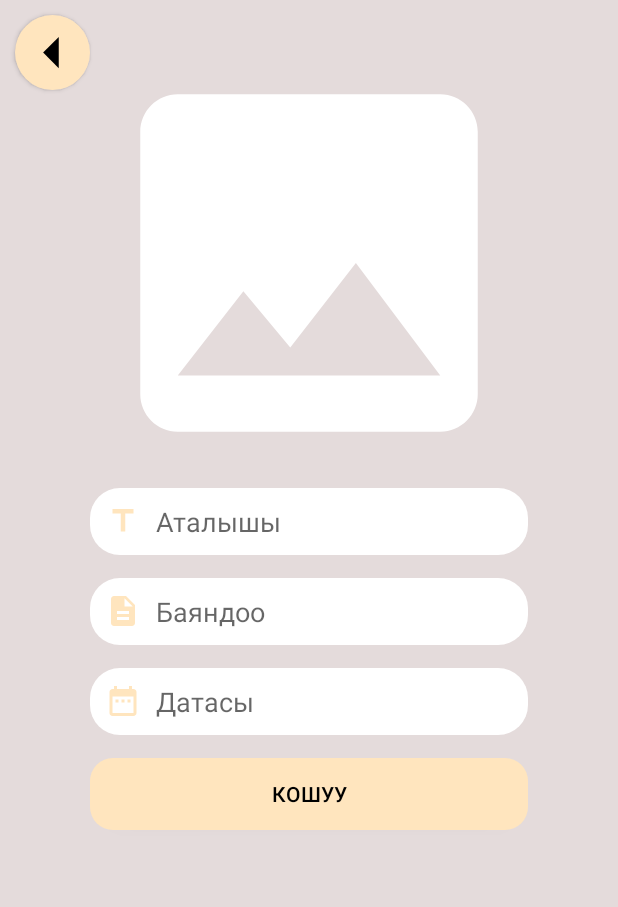
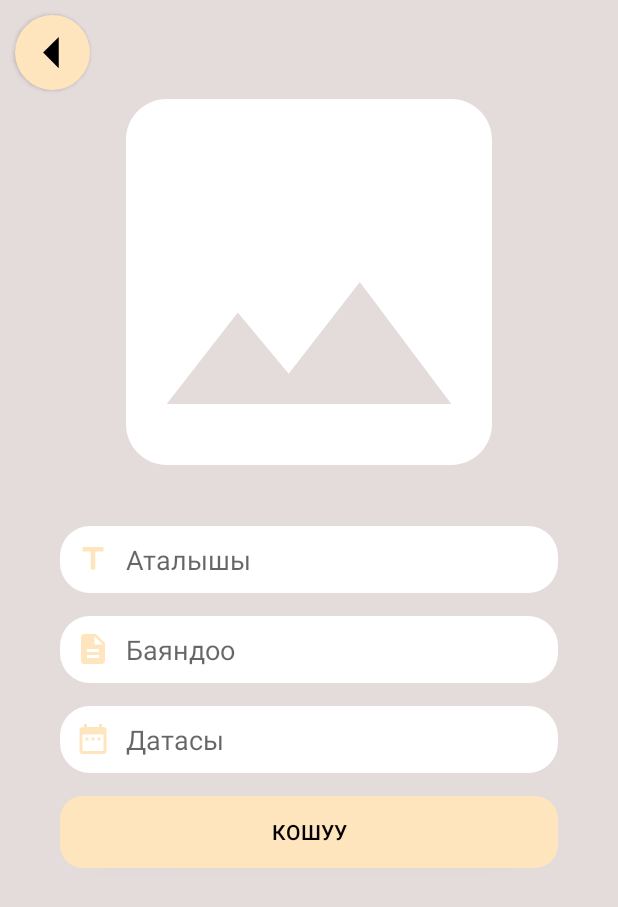
Before and after one commit to DzhaparovBekmamat/HomeTask2, an Android app: the AddFragment screen opened through its navigation route, on a phone screen of 412 x 824 dp. Shown: the top 907 px of the screen. Run offline under Robolectric (Android 15) with nearby library versions, the light colour scheme and no system bars.

Commit message:
Add some code

```diff
--- a/app/build.gradle
+++ b/app/build.gradle
@@ -16,7 +16,9 @@ android {
 
         testInstrumentationRunner "androidx.test.runner.AndroidJUnitRunner"
     }
-
+    buildFeatures {
+        viewBinding true
+    }
     buildTypes {
         release {
             minifyEnabled false
--- a/app/src/main/java/com/example/hometask2/AddFragment.kt
+++ b/app/src/main/java/com/example/hometask2/AddFragment.kt
@@ -15,6 +15,7 @@ import android.widget.EditText
 import android.widget.ImageView
 import androidx.fragment.app.FragmentManager
 import androidx.navigation.fragment.findNavController
+import com.example.hometask2.databinding.FragmentAddBinding
 import java.io.IOException
 import java.util.Calendar
 
@@ -23,24 +24,26 @@ class AddFragment : Fragment() {
     private val PICK_IMAGE_REQUEST = 1
     private lateinit var imageView: ImageView
     private var imageUrl: String? = null
+    private lateinit var binding: FragmentAddBinding
     override fun onCreateView(
         inflater: LayoutInflater, container: ViewGroup?, savedInstanceState: Bundle?
     ): View? {
-        return inflater.inflate(R.layout.fragment_add, container, false)
+        binding = FragmentAddBinding.inflate(inflater, container, false)
+        return binding.root
     }
 
     @SuppressLint("SetTextI18n")
     override fun onViewCreated(view: View, savedInstanceState: Bundle?) {
         super.onViewCreated(view, savedInstanceState)
-        val back: Button = view.findViewById(R.id.back)
-        val button: Button = view.findViewById(R.id.button_add_fragment)
-        val title: EditText = view.findViewById(R.id.first_edit_text_add_fragment)
-        val description: EditText = view.findViewById(R.id.second_edit_text_add_fragment)
-        val date: EditText = view.findViewById(R.id.third_edit_text_add_fragment_date_picker)
-        date.setOnClickListener {
+        val back: Button = binding.back
+        val button: Button = binding.buttonAddFragment
+        val title: EditText = binding.firstEditTextAddFragment
+        val description: EditText = binding.secondEditTextAddFragment
+        val date: EditText = binding.thirdEditTextAddFragmentDatePicker
+        binding.thirdEditTextAddFragmentDatePicker.setOnClickListener {
             showDatePickerDialog()
         }
-        imageView = view.findViewById(R.id.image_view_add_fragment)
+        imageView = binding.imageViewAddFragment
         pickImageFromGallery()
         val bundle = Bundle()
         if (arguments != null && arguments?.getSerializable("searchText") != null) {
@@ -54,7 +57,7 @@ class AddFragment : Fragment() {
             title.setText(note.title)
             description.setText(note.description)
             date.setText(note.date)
-            button.setOnClickListener {
+            binding.buttonAddFragment.setOnClickListener {
                 val titleString = title.text.toString()
                 val descriptionString = description.text.toString()
                 val dateString = date.text.toString()
@@ -69,7 +72,7 @@ class AddFragment : Fragment() {
                 }
             }
         } else {
-            button.setOnClickListener {
+            binding.buttonAddFragment.setOnClickListener {
                 val titleString = title.text.toString()
                 val descriptionString = description.text.toString()
                 val dateString = date.text.toString()
@@ -79,7 +82,7 @@ class AddFragment : Fragment() {
                 requireActivity().supportFragmentManager.popBackStack()
             }
         }
-        back.setOnClickListener {
+        binding.back.setOnClickListener {
             findNavController().navigate(R.id.mainFragment)
         }
     }
@@ -90,22 +93,18 @@ class AddFragment : Fragment() {
         val month = calendar.get(Calendar.MONTH)
         val day = calendar.get(Calendar.DAY_OF_MONTH)
         val datePickerDialog = DatePickerDialog(
-            requireContext(),
-            { _, yearSelected, monthSelected, dayOfMonth ->
+            requireContext(), { _, yearSelected, monthSelected, dayOfMonth ->
                 val selectedDate = "$dayOfMonth/${monthSelected + 1}/$yearSelected"
-                val date = requireActivity().findViewById<EditText>(R.id.third_edit_text_add_fragment_date_picker)
+                val date = binding.thirdEditTextAddFragmentDatePicker
                 date.setText(selectedDate)
-            },
-            year,
-            month,
-            day
+            }, year, month, day
         )
         datePickerDialog.show()
     }
 
     @SuppressLint("IntentReset")
     private fun pickImageFromGallery() {
-        imageView.setOnClickListener {
+        binding.imageViewAddFragment.setOnClickListener {
             val intent = Intent(Intent.ACTION_PICK, MediaStore.Images.Media.EXTERNAL_CONTENT_URI)
             intent.type = "image/*"
             startActivityForResult(intent, PICK_IMAGE_REQUEST)
--- a/app/src/main/java/com/example/hometask2/MainActivity.kt
+++ b/app/src/main/java/com/example/hometask2/MainActivity.kt
@@ -2,11 +2,14 @@ package com.example.hometask2
 
 import androidx.appcompat.app.AppCompatActivity
 import android.os.Bundle
+import com.example.hometask2.databinding.ActivityMainBinding
 
 class MainActivity : AppCompatActivity() {
     val list: MutableList<Note> = ArrayList()
+    private lateinit var binding: ActivityMainBinding
     override fun onCreate(savedInstanceState: Bundle?) {
         super.onCreate(savedInstanceState)
-        setContentView(R.layout.activity_main)
+        binding = ActivityMainBinding.inflate(layoutInflater)
+        setContentView(binding.root)
     }
 }
--- a/app/src/main/java/com/example/hometask2/MainFragment.kt
+++ b/app/src/main/java/com/example/hometask2/MainFragment.kt
@@ -13,6 +13,7 @@ import android.widget.EditText
 import android.widget.TextView
 import androidx.navigation.fragment.findNavController
 import androidx.recyclerview.widget.RecyclerView
+import com.example.hometask2.databinding.FragmentMainBinding
 
 @Suppress("DEPRECATION")
 class MainFragment : Fragment(), NoteAdapter.IOnItem {
@@ -22,15 +23,16 @@ class MainFragment : Fragment(), NoteAdapter.IOnItem {
     private lateinit var sort: Button
     private lateinit var textView: TextView
     private lateinit var editText: EditText
+    private lateinit var binding: FragmentMainBinding
     override fun onViewCreated(view: View, savedInstanceState: Bundle?) {
         super.onViewCreated(view, savedInstanceState)
-        textView = view.findViewById(R.id.nothing_found)
-        recyclerView = view.findViewById(R.id.recyclerView)
-        add = view.findViewById(R.id.button_add)
-        sort = view.findViewById(R.id.button_sort)
+        textView = binding.nothingFound
+        recyclerView = binding.recyclerView
+        add = binding.buttonAdd
+        sort = binding.buttonSort
         noteAdapter = NoteAdapter(this)
-        editText = view.findViewById(R.id.search_edit_text)
-        recyclerView.adapter = noteAdapter
+        editText = binding.searchEditText
+        binding.recyclerView.adapter = noteAdapter
         noteAdapter.setList((requireActivity() as MainActivity).list)
         requireActivity().supportFragmentManager.setFragmentResultListener(
             "note", this
@@ -47,20 +49,28 @@ class MainFragment : Fragment(), NoteAdapter.IOnItem {
             noteAdapter.change(pos, note)
             checkItem()
         }
-        sort.setOnClickListener {
-            val searchText = editText.text.toString()
-            val bundle = Bundle()
-            bundle.putString("searchText", searchText)
-            findNavController().navigate(R.id.addFragment, bundle)
+        binding.buttonSort.setOnClickListener {
+            val alertDialog = AlertDialog.Builder(requireContext(), R.style.MyAlertDialogStyle)
+            alertDialog.setTitle("Эскертүү !")
+            alertDialog.setMessage("Алардын бирин тандан !")
+            alertDialog.setPositiveButton("Аталышы") { _, _ ->
+                noteAdapter.sortByTitle()
+            }
+            alertDialog.setNegativeButton(
+                "Датасы"
+            ) { _, _ ->
+                noteAdapter.sortByDate()
+            }
+            alertDialog.show()
         }
-        add.setOnClickListener {
+        binding.buttonAdd.setOnClickListener {
             findNavController().navigate(R.id.addFragment)
         }
         checkItem()
     }
 
     private fun checkItem() {
-        val itemCount = noteAdapter.itemCount ?: 0
+        val itemCount = noteAdapter.itemCount
         if (itemCount == 0) {
             textView.visibility = View.VISIBLE
         } else {
@@ -68,13 +78,8 @@ class MainFragment : Fragment(), NoteAdapter.IOnItem {
         }
     }
 
-    private fun getSearchText(): String {
-        val searchEditText: EditText = requireView().findViewById(R.id.search_edit_text)
-        return searchEditText.text.toString()
-    }
-
     override fun delete(position: Int) {
-        val alertDialog = AlertDialog.Builder(requireContext())
+        val alertDialog = AlertDialog.Builder(requireContext(), R.style.MyAlertDialogStyle)
         alertDialog.setTitle("Эскертүү!")
         alertDialog.setMessage("Чын эле жок кылгыңыз келеби?")
         alertDialog.setPositiveButton("Өчүрүү") { _, _ ->
@@ -88,6 +93,12 @@ class MainFragment : Fragment(), NoteAdapter.IOnItem {
     override fun share(position: Int) {
         val intent = Intent(Intent.ACTION_SEND)
         intent.type = "text/plain"
+//        val addFragment = fragmentManager?.findFragmentByTag("AddFragment") as AddFragment
+//        val editText1 = addFragment.view?.findViewById<EditText>(R.id.first_edit_text_add_fragment)
+//        val editText2 = addFragment.view?.findViewById<EditText>(R.id.second_edit_text_add_fragment)
+//        val editText3 = addFragment.view?.findViewById<EditText>(R.id.third_edit_text_add_fragment_date_picker)
+//        val imageView = addFragment.view?.findViewById<EditText>(R.id.image_view_add_fragment)
+//        val note = Note(imageView, editText1)
         val noteText = "Эскертүүнүн тексти"
         intent.putExtra(Intent.EXTRA_TEXT, noteText)
         startActivity(Intent.createChooser(intent, "Эскертүүнү бөлүшүү"))
@@ -103,7 +114,8 @@ class MainFragment : Fragment(), NoteAdapter.IOnItem {
 
     override fun onCreateView(
         inflater: LayoutInflater, container: ViewGroup?, savedInstanceState: Bundle?
-    ): View? {
-        return inflater.inflate(R.layout.fragment_main, container, false)
+    ): View {
+        binding = FragmentMainBinding.inflate(inflater, container, false)
+        return binding.root
     }
 }
--- a/app/src/main/java/com/example/hometask2/Note.kt
+++ b/app/src/main/java/com/example/hometask2/Note.kt
@@ -1,5 +1,6 @@
 package com.example.hometask2
 
+import android.widget.EditText
 import java.io.Serializable
 
 /**
--- /dev/null
+++ b/app/src/main/res/drawable/dialog.xml
@@ -0,0 +1,4 @@
+<?xml version="1.0" encoding="utf-8"?>
+<shape xmlns:android="http://schemas.android.com/apk/res/android">
+<gradient android:startColor="@color/ic_launcher_background" android:endColor="@color/yellow" android:angle="0"/>
+</shape>
--- a/app/src/main/res/drawable/image_add.xml
+++ b/app/src/main/res/drawable/image_add.xml
@@ -1,6 +1,6 @@
 <?xml version="1.0" encoding="utf-8"?>
-<vector android:height="80dp" android:tint="#FFFFFF"
+<vector android:height="100dp" android:tint="#FFFFFF"
     android:viewportHeight="24" android:viewportWidth="24"
-    android:width="80dp" xmlns:android="http://schemas.android.com/apk/res/android">
+    android:width="100dp" xmlns:android="http://schemas.android.com/apk/res/android">
     <path android:fillColor="@android:color/white" android:pathData="M21,19V5c0,-1.1 -0.9,-2 -2,-2H5c-1.1,0 -2,0.9 -2,2v14c0,1.1 0.9,2 2,2h14c1.1,0 2,-0.9 2,-2zM8.5,13.5l2.5,3.01L14.5,12l4.5,6H5l3.5,-4.5z"/>
 </vector>
--- a/app/src/main/res/layout/activity_main.xml
+++ b/app/src/main/res/layout/activity_main.xml
@@ -8,9 +8,9 @@
 
     <androidx.fragment.app.FragmentContainerView
         android:id="@+id/main_activity_fragment"
+        android:name="androidx.navigation.fragment.NavHostFragment"
         android:layout_width="match_parent"
         android:layout_height="match_parent"
-        android:name="androidx.navigation.fragment.NavHostFragment"
         app:defaultNavHost="true"
         app:navGraph="@navigation/nav_graph" />
 </androidx.constraintlayout.widget.ConstraintLayout>
--- a/app/src/main/res/layout/fragment_add.xml
+++ b/app/src/main/res/layout/fragment_add.xml
@@ -14,8 +14,8 @@
 
         <ImageView
             android:id="@+id/image_view_add_fragment"
-            android:layout_width="300dp"
-            android:layout_height="300dp"
+            android:layout_width="325dp"
+            android:layout_height="325dp"
             android:layout_marginTop="25dp"
             android:background="@drawable/image_add"
             app:layout_constraintLeft_toLeftOf="parent"
@@ -26,7 +26,7 @@
             android:id="@+id/first_edit_text_add_fragment"
             android:layout_width="match_parent"
             android:layout_height="wrap_content"
-            android:layout_marginHorizontal="60dp"
+            android:layout_marginHorizontal="40dp"
             android:background="@drawable/image_view"
             android:drawableStart="@drawable/title"
             android:drawablePadding="10dp"
@@ -39,7 +39,7 @@
             android:id="@+id/second_edit_text_add_fragment"
             android:layout_width="match_parent"
             android:layout_height="wrap_content"
-            android:layout_marginHorizontal="60dp"
+            android:layout_marginHorizontal="40dp"
             android:layout_marginTop="15dp"
             android:background="@drawable/image_view"
             android:drawableStart="@drawable/description"
@@ -54,13 +54,12 @@
             android:id="@+id/third_edit_text_add_fragment_date_picker"
             android:layout_width="match_parent"
             android:layout_height="wrap_content"
-            android:layout_marginHorizontal="60dp"
+            android:layout_marginHorizontal="40dp"
             android:layout_marginTop="15dp"
             android:background="@drawable/image_view"
             android:drawableStart="@drawable/date"
             android:drawablePadding="10dp"
             android:hint="Датасы"
-            android:inputType="phone"
             android:padding="10dp"
             app:layout_constraintTop_toBottomOf="@id/second_edit_text_add_fragment"
             tools:ignore="HardcodedText" />
@@ -69,7 +68,7 @@
             android:id="@+id/button_add_fragment"
             android:layout_width="match_parent"
             android:layout_height="wrap_content"
-            android:layout_marginHorizontal="60dp"
+            android:layout_marginHorizontal="40dp"
             android:layout_marginTop="15dp"
             android:background="@drawable/button_add_fragment"
             android:text="Кошуу"
--- /dev/null
+++ b/app/src/main/res/values/mads.xml
@@ -0,0 +1,9 @@
+<?xml version="1.0" encoding="utf-8"?>
+<resources>
+
+    <style name="MyAlertDialogStyle" parent="Theme.AppCompat.Dialog">
+        <item name="android:textColor">#000000</item>
+        <item name="android:textSize">10sp</item>
+<item name="android:background">@drawable/dialog</item>
+    </style>
+</resources>
```
Also changed, not shown: app/src/main/java/com/example/hometask2/NoteAdapter.kt (+23 -11 lines).
